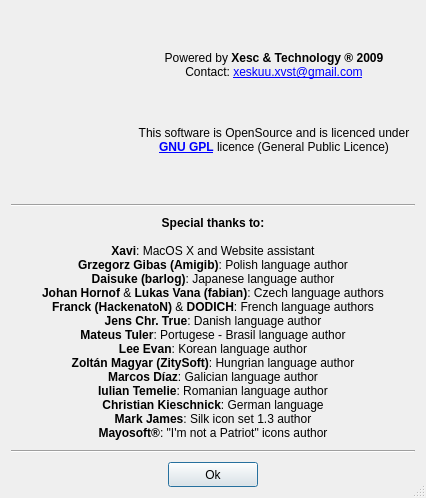
Before: the Qt Designer form ui/credits.ui in ckorn/xvst, drawn with Qt 5.
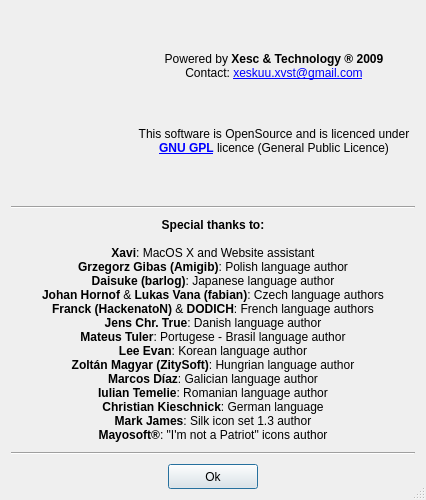
After: the same form once the commit is applied. Icons and pictures are not drawn.

The edit to the form file:
```diff
--- a/ui/credits.ui
+++ b/ui/credits.ui
@@ -7,7 +7,7 @@
     <x>0</x>
     <y>0</y>
     <width>426</width>
-    <height>498</height>
+    <height>500</height>
    </rect>
   </property>
   <property name="windowTitle">
```
Left out of the diff: 3 changed lines with no effect on the pictures.
